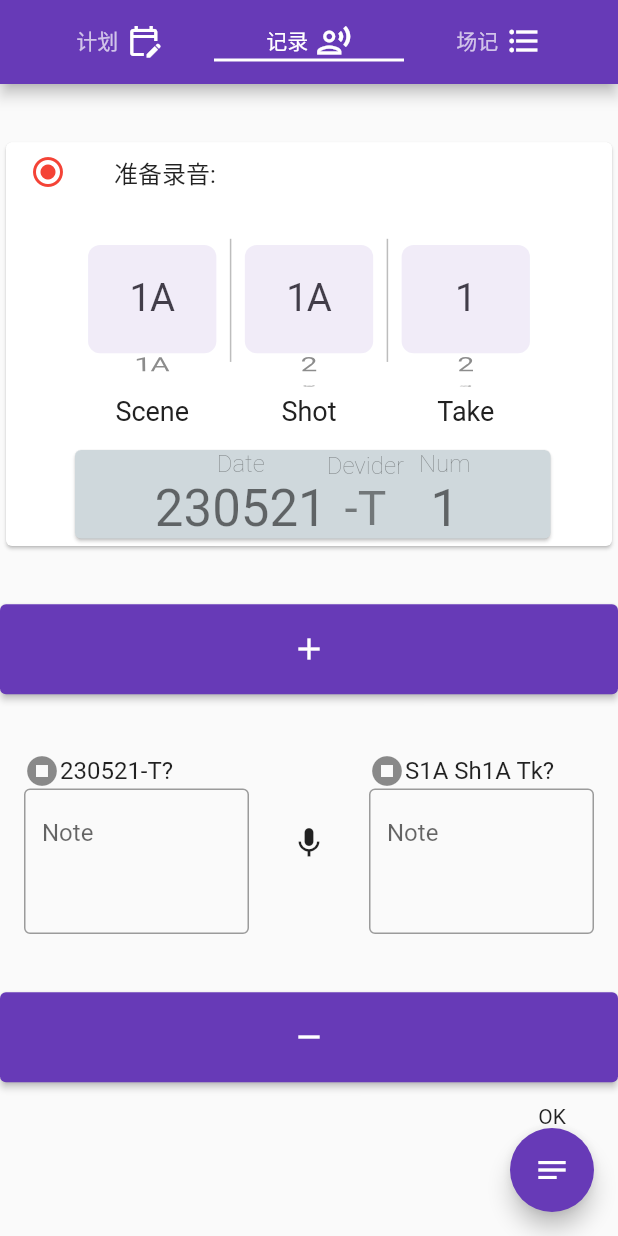
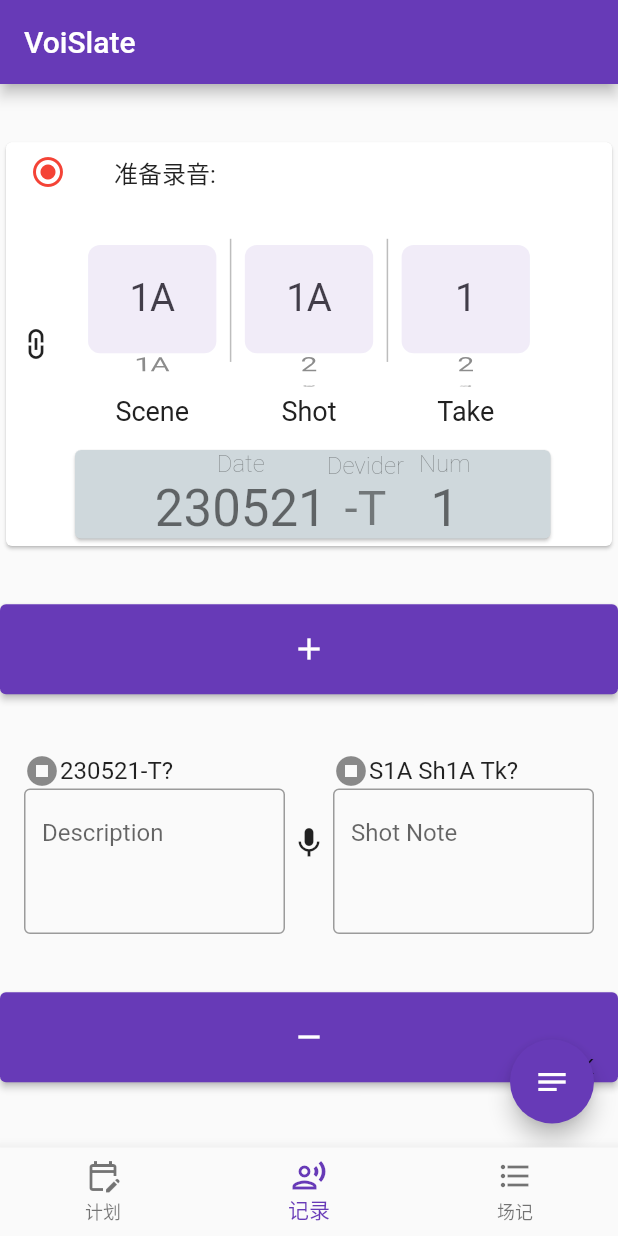
Before and after one commit to drunkenQCat/voislate, a Flutter app: the screen it shows after launch, on a phone screen of 412 x 824 dp. Run offline on Flutter 3.47's test engine with Material 2 defaults, Android fonts, the phone set to English and light mode, and no system bars; our stand-ins replace hive_flutter, shared_preferences; missing offline and left inert: flutter_android_volume_keydown, flutter_vibrate, simple_speed_dial; accounts and stored records are empty; statements that could not run were skipped.

Commit message:
Record页布局进行了小幅度重构，支持了上下数字脱索，做了保存配置的准备

```diff
--- a/lib/data/dummy_scenes.dart
+++ b/lib/data/dummy_scenes.dart
@@ -1,5 +1,5 @@
 import '../models/slate_schedule.dart';
-
+// the default data for the scene schedule
 ScheduleItem sceneInfo1A = ScheduleItem(
   '1',
   'A',
--- a/lib/models/recorder_file_num.dart
+++ b/lib/models/recorder_file_num.dart
@@ -2,12 +2,17 @@ import 'dart:async';
 
 class RecordFileNum {
   final String prefix;
-  final String devider;
+  String devider;
   final _valueController = StreamController<int>();
   Stream<int> get value => _valueController.stream;
 
   int _number = 1;
   int get number => _number;
+
+  void setValue(int newValue) {
+    _number = newValue;
+    _valueController.sink.add(_number);
+  }
 
   int increment() {
     _number++;
@@ -17,7 +22,7 @@ class RecordFileNum {
 
   int decrement() {
     // if the number is already 1, don't decrement
-    if(_number - 1 < 1) return _number;
+    if (_number - 1 < 1) return _number;
 
     _number--;
     _valueController.sink.add(_number);
@@ -35,7 +40,7 @@ class RecordFileNum {
   RecordFileNum({
     String? prefix,
     this.devider = '-T',
-    }):prefix = prefix ?? today;
+  }) : prefix = prefix ?? today;
 
   // a function to get the date of today
   // to be used as the defualt prefix of the file name
@@ -46,5 +51,4 @@ class RecordFileNum {
     var day = now.day.toString().padLeft(2, '0');
     return '$year$month$day';
   }
-
 }
--- /dev/null
+++ b/lib/models/value_scroll_control.dart
@@ -0,0 +1,32 @@
+import 'package:flutter/material.dart';
+
+import 'slate_num_notifier.dart';
+
+// the button to increment the counter for every column， add and scroll different columns
+class SliderValueController<T extends SlatePickerState> {
+  final TextEditingController textCon;
+  BuildContext context;
+  VoidCallback? inc;
+  VoidCallback? dec;
+  final T col;
+
+  SliderValueController({
+    required this.context,
+    required this.textCon,
+    this.inc,
+    this.dec,
+    required this.col,
+  });
+
+  void valueInc(bool isLink) {
+    inc?.call();
+    textCon.clear();
+    col.scrollToNext(isLink);
+  }
+
+  void valueDec(bool isLink) {
+    dec?.call();
+    textCon.clear();
+    col.scrollToPrev(isLink);
+  }
+}
--- a/lib/pages/main_page.dart
+++ b/lib/pages/main_page.dart
@@ -28,7 +28,8 @@ class MyHomePage extends StatefulWidget {
   _MyHomePageState createState() => _MyHomePageState();
 }
 
-class _MyHomePageState extends State<MyHomePage> with SingleTickerProviderStateMixin {
+class _MyHomePageState extends State<MyHomePage>
+    with SingleTickerProviderStateMixin {
   late TabController _tabController;
 
   @override
@@ -41,35 +42,29 @@ class _MyHomePageState extends State<MyHomePage> with SingleTickerProviderStateM
   Widget build(BuildContext context) {
     return Scaffold(
       appBar: AppBar(
-        title: TabBar(
-          controller: _tabController,
-          tabs: const [
-            Row(
-              mainAxisAlignment: MainAxisAlignment.center,
-              children: [
-                Text('计划'),
-                SizedBox(width: 5),
-                Icon(Icons.edit_calendar_outlined),
-              ],
-            ),
-            Row(
-              mainAxisAlignment: MainAxisAlignment.center,
-              children: [
-                Text('记录'),
-                SizedBox(width: 5),
-                Icon(Icons.record_voice_over_outlined),
-              ],
-            ),
-            Row(
-              mainAxisAlignment: MainAxisAlignment.center,
-              children: [
-                Text('场记'),
-                SizedBox(width: 5),
-                Icon(Icons.format_list_bulleted_outlined),
-              ],
-            ),
-          ],
-        ),
+        title: Text('VoiSlate'),
+      ),
+      bottomNavigationBar: BottomNavigationBar(
+        currentIndex: _tabController.index,
+        onTap: (index) {
+          setState(() {
+            _tabController.index = index;
+          });
+        },
+        items: const [
+          BottomNavigationBarItem(
+            icon: Icon(Icons.edit_calendar_outlined),
+            label: '计划',
+          ),
+          BottomNavigationBarItem(
+            icon: Icon(Icons.record_voice_over_outlined),
+            label: '记录',
+          ),
+          BottomNavigationBarItem(
+            icon: Icon(Icons.format_list_bulleted_outlined),
+            label: '场记',
+          ),
+        ],
       ),
       body: TabBarView(
         controller: _tabController,
--- a/lib/pages/record_page.dart
+++ b/lib/pages/record_page.dart
@@ -6,15 +6,17 @@ import 'package:provider/provider.dart';
 import 'package:flutter_vibrate/flutter_vibrate.dart';
 // import 'package:android_physical_buttons/android_physical_buttons.dart';
 import 'package:flutter_android_volume_keydown/flutter_android_volume_keydown.dart';
+import 'package:shared_preferences/shared_preferences.dart';
 import 'package:simple_speed_dial/simple_speed_dial.dart';
 
 import '../widgets/slate_picker.dart';
 import '../models/slate_num_notifier.dart';
-import '../widgets/simple_scroll_control.dart';
+import '../models/value_scroll_control.dart';
 import '../widgets/quick_view_log_dialog.dart';
 import '../widgets/file_counter.dart';
 // import '../widgets/mono_direction_joystick.dart';
 import '../models/recorder_file_num.dart';
+import '../models/slate_status_notifier.dart';
 
 /*
 这一页要做的事：
@@ -33,6 +35,7 @@ import '../models/recorder_file_num.dart';
 13x *修一下减了之后再加的问题
 14. 把加减号改成方形的
 15. *把currentScn改成prevScene
+16. 保存配置的功能
 */
 class SlateRecord extends StatefulWidget {
   const SlateRecord({super.key});
@@ -41,8 +44,11 @@ class SlateRecord extends StatefulWidget {
   State<SlateRecord> createState() => _SlateRecordState();
 }
 
-class _SlateRecordState extends State<SlateRecord> {
+class _SlateRecordState extends State<SlateRecord> with WidgetsBindingObserver {
   // Some variables don't need to be in the state
+  late Future<SharedPreferences> _prefs = SharedPreferences.getInstance();
+
+  bool isLinked = true;
   final int _counterInit = 1;
   var note = '';
   List<MapEntry<String, String>> notes = [];
@@ -54,14 +60,16 @@ class _SlateRecordState extends State<SlateRecord> {
   late String currentScn;
   late String currentSht;
   late String currentTk;
+  final col1 = SlateColumnOne();
   final col2 = SlateColumnTwo();
-  final col1 = SlateColumnOne();
   final col3 = SlateColumnThree();
   final num = RecordFileNum();
   late SliderValueController<SlateColumnThree> scrl3;
   late String currentFileNum;
   String previousFileNum = '';
   final inputNotice = 'Waiting for input...';
+
+  late Future<int> col3InitIdx;
 
   // 手动跑一条录音
   void fakeTake() {
@@ -137,11 +145,11 @@ class _SlateRecordState extends State<SlateRecord> {
     subscription = FlutterAndroidVolumeKeydown.stream.listen((event) {
       if (event == HardwareButton.volume_down) {
         // debugPrint("Volume down received");
-        scrl3.valueDec();
+        scrl3.valueDec(isLinked);
       } else if (event == HardwareButton.volume_up) {
         // debugPrint("Volume up received");
         // drawbackItem();
-        scrl3.valueInc();
+        scrl3.valueInc(isLinked);
       }
     });
   }
@@ -150,10 +158,27 @@ class _SlateRecordState extends State<SlateRecord> {
     subscription?.cancel();
   }
 
+  void loadSettings() async {
+    var prefs = await _prefs;
+  }
+
+  void saveSettings() async {
+    // save settings here
+    var prefs = await _prefs;
+    prefs.setInt('currentSceneIndex', col1.selectedIndex);
+    prefs.setInt('currentShotIndex', col2.selectedIndex);
+    prefs.setInt('currentTakeIndex', col3.selectedIndex);
+    prefs.setBool('isLinked', isLinked);
+  }
+
   @override
   void initState() {
+    WidgetsBinding.instance.addObserver(this);
     super.initState();
     _initVibrate();
+    col3InitIdx = _prefs.then((SharedPreferences prefs) {
+      return prefs.getInt('currentTakeIndex') ?? 0;
+    });
     // AndroidPhysicalButtons.listen((key) {
     //   debugPrint(key.toString());
     //   });
@@ -169,8 +194,20 @@ class _SlateRecordState extends State<SlateRecord> {
 
   @override
   void dispose() {
+    WidgetsBinding.instance.removeObserver(this);
     super.dispose();
     stopListening();
+  }
+
+  @override
+  void didChangeAppLifecycleState(AppLifecycleState state) async {
+    if (state == AppLifecycleState.resumed) {
+      loadSettings();
+      // retrieve data here
+    } else if (state == AppLifecycleState.paused) {
+      saveSettings();
+      // save data here
+    }
   }
 
   @override
@@ -180,16 +217,26 @@ class _SlateRecordState extends State<SlateRecord> {
     var horizonPadding = 30.0;
     // everytime setState, the build method will be called again
     currentFileNum = num.fullName();
-    final TextEditingController textEditingController = TextEditingController();
+    final TextEditingController descEditingController = TextEditingController();
+    final TextEditingController noteEditingController = TextEditingController();
 
-    var col3IncBtn = IncrementCounterButton<SlateColumnThree>(
-      onPressed: () => addItem(currentFileNum),
-      textCon: textEditingController,
-    );
+    var col3IncBtn = ElevatedButton(
+        onPressed: () {
+          addItem(currentFileNum);
+          descEditingController.clear();
+          col3.scrollToNext(isLinked);
+        },
+        style: ElevatedButton.styleFrom(minimumSize: const Size(70, 60)),
+        child: const Icon(Icons.add));
 
-    var col3DecBtn = DecrementCounterButton<SlateColumnThree>(
-      onPressed: () => drawbackItem(),
-      textCon: textEditingController,
+    var col3DecBtn = ElevatedButton(
+      onPressed: () {
+        drawbackItem();
+        descEditingController.clear();
+        col3.scrollToPrev(isLinked);
+      },
+      style: ElevatedButton.styleFrom(minimumSize: const Size(70, 60)),
+      child: const Icon(Icons.remove),
     );
 
     void pickerNumSync() {
@@ -204,7 +251,10 @@ class _SlateRecordState extends State<SlateRecord> {
       });
     }
 
-    var nextTakeMonitor = Card(
+    var nextTakeMonitor = Stack(
+      alignment: AlignmentDirectional.centerStart,
+      children: [
+        Card(
           child: Column(
             children: [
               const ListTile(
@@ -247,6 +297,20 @@ class _SlateRecordState extends State<SlateRecord> {
               ),
             ],
           ),
+        ),
+        Transform.rotate(
+          angle: 1.5708,
+          child: IconButton(
+            onPressed: () {
+              setState(() {
+                isLinked = !isLinked;
+              });
+            },
+            icon: Icon(isLinked ? Icons.link : Icons.link_off),
+            tooltip: '链接场次与录音编号',
+          ),
+        ),
+      ],
     );
 
     var prevTakeEditor = Flexible(
@@ -265,14 +329,14 @@ class _SlateRecordState extends State<SlateRecord> {
             child: TextField(
               // bind the input to the note variable
               maxLines: 3,
-              controller: textEditingController,
+              controller: descEditingController,
               onChanged: (text) {
                 note = text;
               },
               decoration: const InputDecoration(
                 // contentPadding: EdgeInsets.symmetric(vertical: 20),
                 border: OutlineInputBorder(),
-                hintText: 'Note',
+                hintText: 'Description',
               ),
             ),
           ),
@@ -296,14 +360,14 @@ class _SlateRecordState extends State<SlateRecord> {
             child: TextField(
               // bind the input to the note variable
               maxLines: 3,
-              controller: textEditingController,
+              controller: noteEditingController,
               onChanged: (text) {
                 note = text;
               },
               decoration: const InputDecoration(
                 // contentPadding: EdgeInsets.symmetric(vertical: 20),
                 border: OutlineInputBorder(),
-                hintText: 'Note',
+                hintText: 'Shot Note',
               ),
             ),
           ),
@@ -342,7 +406,7 @@ class _SlateRecordState extends State<SlateRecord> {
         builder: (context, child) {
           scrl3 = SliderValueController<SlateColumnThree>(
             context: context,
-            textCon: textEditingController,
+            textCon: descEditingController,
             inc: () => addItem(currentFileNum),
             dec: () => drawbackItem(),
             col: col3,
@@ -368,10 +432,16 @@ class _SlateRecordState extends State<SlateRecord> {
                             ),
                           ],
                         ),
+                        Stack(
+                          alignment: AlignmentDirectional.center,
+                          children: [
                             Row(
                               mainAxisAlignment: MainAxisAlignment.center,
                               children: [
                                 prevTakeEditor,
+                                prevShotNote,
+                              ],
+                            ),
                             IconButton(
                               icon: const Icon(Icons.mic),
                               onPressed: () {
@@ -383,7 +453,6 @@ class _SlateRecordState extends State<SlateRecord> {
                                 );
                               },
                             ),
-                            prevShotNote,
                           ],
                         ),
                         Row(
@@ -397,10 +466,13 @@ class _SlateRecordState extends State<SlateRecord> {
                 ),
               ],
             ),
-            floatingActionButton: Column(
-              mainAxisAlignment: MainAxisAlignment.end,
+            floatingActionButton: Stack(
+              alignment: AlignmentDirectional.bottomEnd,
               children: [
-                okFloatingDial(context),
+                Positioned(
+                  top: 10,
+                  child: okFloatingDial(context)
+                  ),
                 DisplayNotesButton(notes: notes),
               ],
             ),
--- a/lib/widgets/file_counter.dart
+++ b/lib/widgets/file_counter.dart
@@ -21,7 +21,7 @@ class FileCounter extends StatelessWidget {
       builder: (context, snapshot) {
         return Center(
           child: FileNameDisplayCard(
-            num: num, snapshot: snapshot, style: textStyle),
+              num: num, snapshot: snapshot, style: textStyle),
         );
       },
     );
@@ -48,7 +48,7 @@ class FileNameDisplayCard extends StatelessWidget {
       fontWeight: FontWeight.w100,
     );
     return Padding(
-      padding: const EdgeInsets.only(left: 25,right: 25),
+      padding: const EdgeInsets.only(left: 25, right: 25),
       child: Card(
         color: Colors.blueGrey[100],
         margin: EdgeInsets.fromLTRB(21, 5, 16, 5),
@@ -59,11 +59,13 @@ class FileNameDisplayCard extends StatelessWidget {
               mainAxisAlignment: MainAxisAlignment.center,
               children: [
                 Text(
-                  num.prefix.contains(RegExp(r'^[0-9]+$'))
-                ? 'Date'
-                : 'Custom',
-                style: tagStyle,),
-                Text(num.prefix,style: style,),
+                  num.prefix.contains(RegExp(r'^[0-9]+$')) ? 'Date' : 'Custom',
+                  style: tagStyle,
+                ),
+                Text(
+                  num.prefix,
+                  style: style,
+                ),
               ],
             ),
             Column(
@@ -71,21 +73,78 @@ class FileNameDisplayCard extends StatelessWidget {
               children: [
                 const Text(
                   'Devider',
-                style: tagStyle,),
-                Text(num.devider,style: const TextStyle(
-                  fontSize: 32,
-                  color: Colors.black45,
-                  fontWeight: FontWeight.w400,
-                ),),
+                  style: tagStyle,
+                ),
+                GestureDetector(
+                  onLongPress: () {
+                    showDialog(
+                      context: context,
+                      builder: (BuildContext context) {
+                        String value = num.devider;
+                        return AlertDialog(
+                          title: const Text('Edit Devider'),
+                          content: TextField(
+                            onChanged: (newValue) {
+                              value = newValue;
+                            },
+                            onSubmitted: (newValue) {
+                              num.devider = newValue;
+                              Navigator.of(context).pop();
+                            },
+                            controller: TextEditingController(text: value),
+                          ),
+                        );
+                      },
+                    );
+                  },
+                  child: Text(
+                    num.devider,
+                    style: const TextStyle(
+                      fontSize: 32,
+                      color: Colors.black45,
+                      fontWeight: FontWeight.w400,
+                    ),
+                  ),
+                ),
               ],
             ),
-            const SizedBox(width: 10,),
+            const SizedBox(
+              width: 10,
+            ),
             Column(
               children: [
                 const Text(
                   'Num',
-                style: tagStyle,),
-                Text(snapshot.data.toString(),style: style,),
+                  style: tagStyle,
+                ),
+                GestureDetector(
+                  onLongPress: () {
+                    showDialog(
+                      context: context,
+                      builder: (BuildContext context) {
+                        String value = snapshot.data.toString();
+                        return AlertDialog(
+                          title: const Text('Edit Num'),
+                          content: TextField(
+                            keyboardType: TextInputType.number,
+                            onChanged: (newValue) {
+                              value = newValue;
+                            },
+                            onSubmitted: (newValue) {
+                              num.setValue(int.parse(newValue));
+                              Navigator.of(context).pop();
+                            },
+                            controller: TextEditingController(text: value),
+                          ),
+                        );
+                      },
+                    );
+                  },
+                  child: Text(
+                    snapshot.data.toString(),
+                    style: style,
+                  ),
+                ),
               ],
             ),
           ],
--- a/pubspec.yaml
+++ b/pubspec.yaml
@@ -39,6 +39,7 @@ dependencies:
   hive_flutter: ^1.1.0
   hive_generator: ^2.0.0
   provider: ^6.0.5
+  shared_preferences: ^2.1.1
   simple_speed_dial: ^0.1.7
 
 dev_dependencies:
```
Also changed, not shown: lib/models/slate_num_notifier.dart (+5 -4 lines), lib/pages/scene_schedule_page.dart (+10 -31 lines), lib/widgets/simple_scroll_control.dart (deleted, +0 -97 lines), pubspec.lock. Lines whose indentation alone changed are shown as unchanged.
